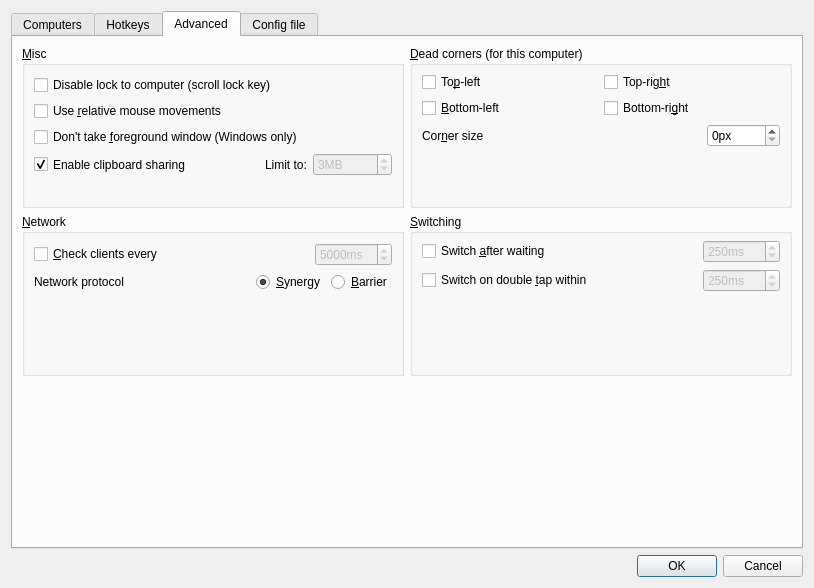
This is src/lib/gui/dialogs/ServerConfigDialog.ui in heast90/deskflow as Qt 5 draws it before an edit. The edited form follows.
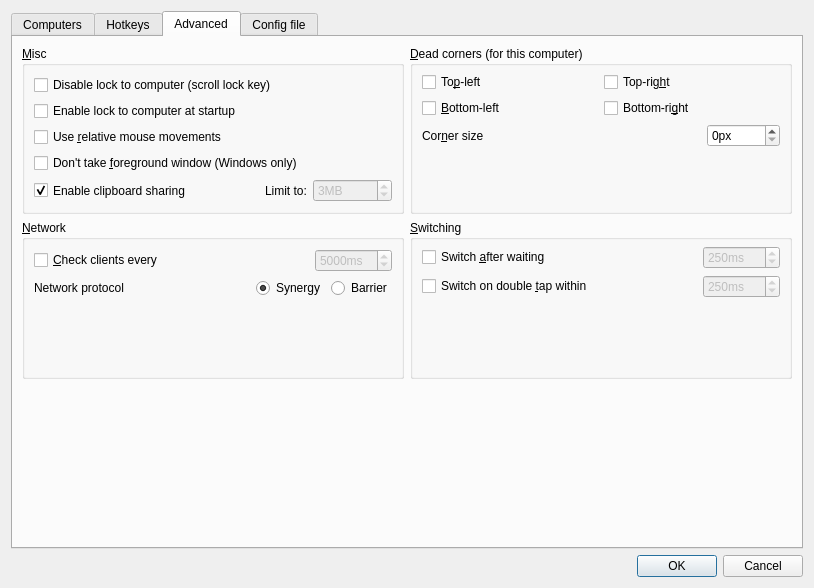
This is the edited form. The open tabs and pages were chosen to show the change. Icons and pictures are not drawn. Custom widgets are drawn as their Qt base class.

```diff
--- a/src/lib/gui/dialogs/ServerConfigDialog.ui
+++ b/src/lib/gui/dialogs/ServerConfigDialog.ui
@@ -434,6 +434,13 @@
             </property>
            </widget>
           </item>
+          <item>
+           <widget class="QCheckBox" name="cbDefaultLockToScreenState">
+            <property name="text">
+             <string>Enable lock to computer at startup</string>
+            </property>
+           </widget>
+          </item>
           <item>
            <widget class="QCheckBox" name="cbRelativeMouseMoves">
             <property name="enabled">
@@ -630,7 +637,7 @@
             <item>
              <widget class="QRadioButton" name="rbProtocolSynergy">
               <property name="text">
-               <string>&amp;Synergy</string>
+               <string notr="true">Synergy</string>
               </property>
               <property name="checked">
                <bool>true</bool>
@@ -640,7 +647,7 @@
             <item>
              <widget class="QRadioButton" name="rbProtocolBarrier">
               <property name="text">
-               <string>&amp;Barrier</string>
+               <string notr="true">Barrier</string>
               </property>
              </widget>
             </item>
```
